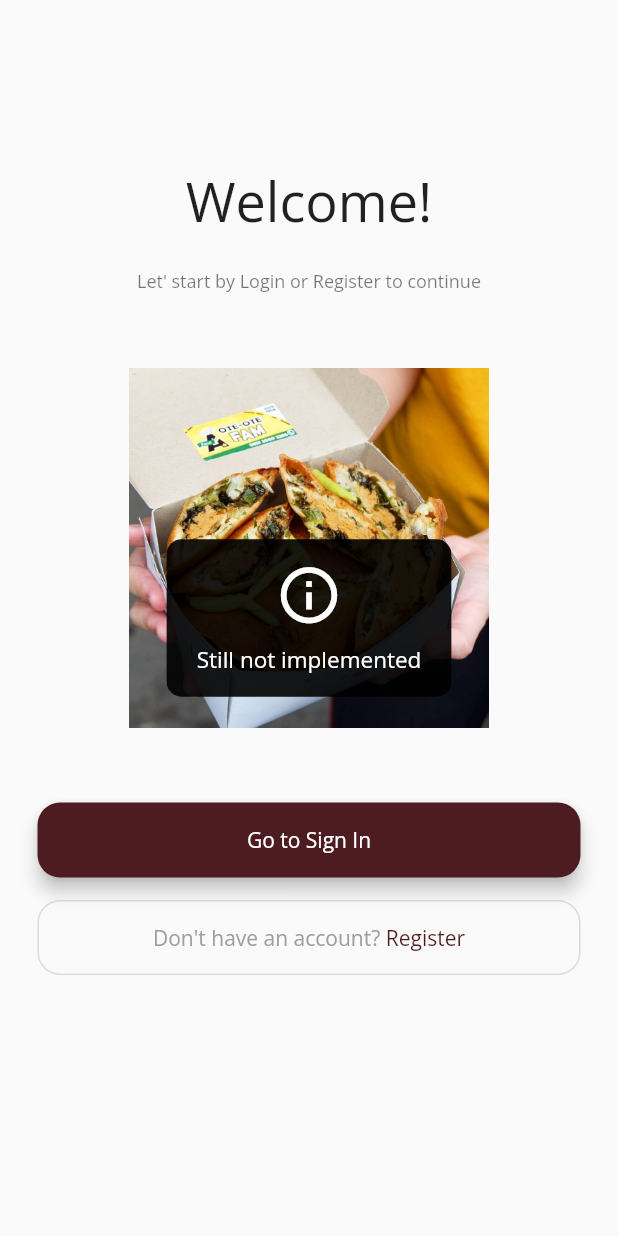
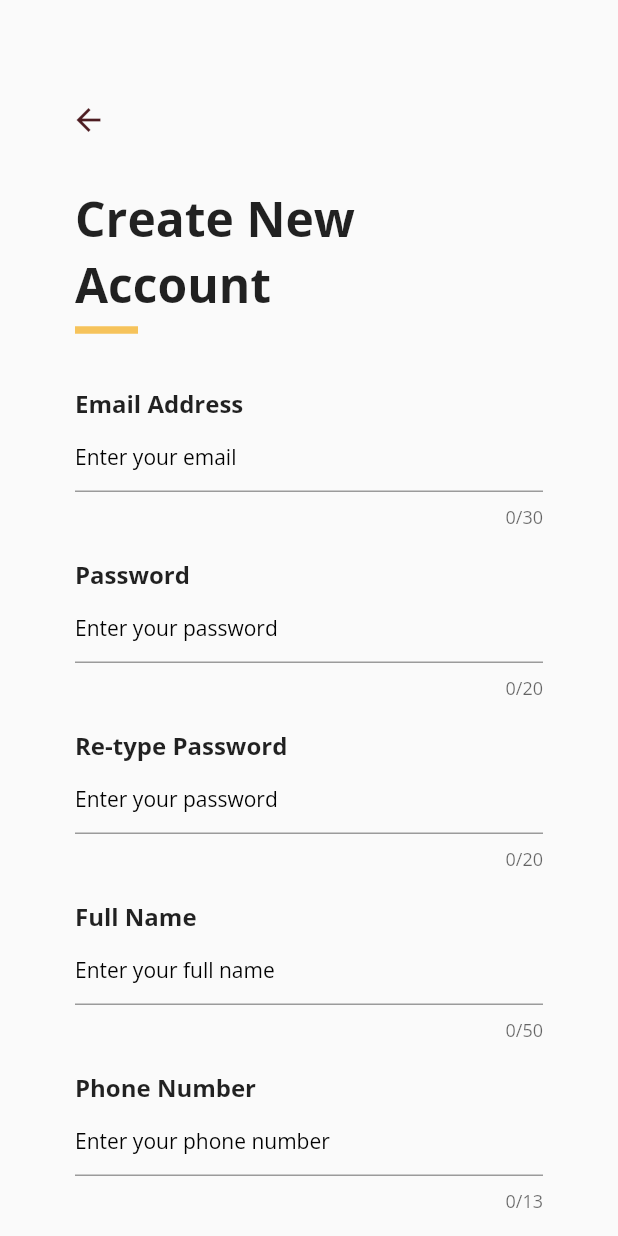
Before and after one commit to glovenkevin/order-app-client, a Flutter app: the screen it shows after launch, after a tap on "Don't have an account?", on a phone screen of 412 x 824 dp. Run offline on Flutter 3.47's test engine with Material 2 defaults, Android fonts, the phone set to English and light mode, and no system bars; our stand-ins replace dio, firebase_core, firebase_messaging, firebase_remote_config, flutter_easyloading, get_it and 1 more; accounts and stored records are empty; generated files the repository leaves out were written again.

Commit message:
feat(register): add register page and business logic

```diff
--- /dev/null
+++ b/lib/features/customer/data/request/register_request.dart
@@ -0,0 +1,34 @@
+class RegisterRequest {
+  String email;
+  String password;
+  String name;
+  String phoneNumber;
+  String fcmToken;
+
+  RegisterRequest({
+    required this.email,
+    required this.password,
+    required this.name,
+    required this.phoneNumber,
+    required this.fcmToken,
+  });
+
+  factory RegisterRequest.fromJson(Map<String, dynamic> json) =>
+      RegisterRequest(
+        email: json["email"],
+        password: json["password"],
+        name: json["name"],
+        phoneNumber: json["phone_number"],
+        fcmToken: json["fcm_token"],
+      );
+
+  Map<String, dynamic> toJson() {
+    final Map<String, dynamic> data = <String, dynamic>{};
+    data['email'] = email;
+    data['password'] = password;
+    data['name'] = name;
+    data['phone_number'] = phoneNumber;
+    data['fcm_token'] = fcmToken;
+    return data;
+  }
+}
--- a/lib/features/customer/domain/repository/auth_repo.dart
+++ b/lib/features/customer/domain/repository/auth_repo.dart
@@ -1,6 +1,8 @@
 import 'package:order_app_client/features/customer/data/request/login_request.dart';
+import 'package:order_app_client/features/customer/data/request/register_request.dart';
 import 'package:order_app_client/features/customer/data/response/response.dart';
 
 abstract class AuthRepository {
   Future<BaseResponse> login(LoginRequest req);
+  Future<BaseResponse> register(RegisterRequest req);
 }
--- a/lib/features/customer/domain/usecase/auth.dart
+++ b/lib/features/customer/domain/usecase/login.dart
@@ -1,20 +1,19 @@
+import 'package:order_app_client/features/customer/data/request/login_request.dart';
 import 'package:order_app_client/features/customer/data/response/response.dart';
+import 'package:order_app_client/features/customer/domain/repository/auth_repo.dart';
 import 'package:order_app_client/infrastructure/dependency_injection/injection.dart';
+import 'package:order_app_client/infrastructure/http/constant.dart';
 
-import '../../data/request/login_request.dart';
-import '../repository/auth_repo.dart';
-
-class AuthUsecase {
+class LoginUseCase {
   AuthRepository repository = getIt<AuthRepository>();
 
   Future<bool> doLogin(String email, String password) async {
     BaseResponse response =
         await repository.login(LoginRequest(email: email, password: password));
 
-    if (response.statusCode != 200) {
+    if (response.statusCode != HttpConstant.OK) {
       return Future.error(response.message);
     }
-
     return true;
   }
 }
--- /dev/null
+++ b/lib/features/customer/domain/usecase/register.dart
@@ -0,0 +1,45 @@
+import 'dart:developer';
+
+import 'package:firebase_messaging/firebase_messaging.dart';
+import 'package:order_app_client/features/customer/data/request/register_request.dart';
+import 'package:order_app_client/features/customer/data/response/response.dart';
+import 'package:order_app_client/features/customer/domain/repository/auth_repo.dart';
+import 'package:order_app_client/infrastructure/dependency_injection/injection.dart';
+import 'package:order_app_client/infrastructure/http/constant.dart';
+
+class RegisterUseCase {
+  AuthRepository repository = getIt<AuthRepository>();
+  FirebaseMessaging fm = getIt<FirebaseMessaging>();
+
+  Future<bool> register({
+    required String email,
+    required String password,
+    required String name,
+    required String phoneNumber,
+  }) async {
+    RegisterRequest req = RegisterRequest(
+        email: email,
+        password: password,
+        name: name,
+        phoneNumber: phoneNumber,
+        fcmToken: "");
+
+    try {
+      final fcmToken = await fm.getToken();
+      if (fcmToken == null) {
+        return Future.error("Failed to get token");
+      }
+      req.fcmToken = fcmToken;
+    } on Exception catch (e) {
+      log("RegisterUseCase.register - Error: ${e.toString()}");
+      return Future.error("Failed to get token");
+    }
+
+    BaseResponse res = await repository.register(req);
+    if (res.statusCode != HttpConstant.CREATED) {
+      log("RegisterUseCase - Error: ${res.message}");
+      return Future.error(res.message);
+    }
+    return true;
+  }
+}
--- /dev/null
+++ b/lib/features/customer/view/auth/register.dart
@@ -0,0 +1,263 @@
+import 'package:flutter/material.dart';
+import 'package:flutter_easyloading/flutter_easyloading.dart';
+import 'package:order_app_client/features/customer/resources/color/base_color.dart';
+import 'package:order_app_client/features/customer/viewmodel/auth/register_vm.dart';
+import 'package:provider/provider.dart';
+
+class RegisterPage extends StatefulWidget {
+  const RegisterPage({Key? key}) : super(key: key);
+
+  @override
+  RegisterPageState createState() => RegisterPageState();
+}
+
+class RegisterPageState extends State<RegisterPage> {
+  @override
+  void initState() {
+    super.initState();
+  }
+
+  @override
+  Widget build(BuildContext context) {
+    RegisterViewModel vm = Provider.of<RegisterViewModel>(context);
+
+    return Scaffold(
+        appBar: AppBar(
+          elevation: 0,
+          backgroundColor: Colors.transparent,
+          automaticallyImplyLeading: false,
+        ),
+        body: SingleChildScrollView(
+          padding:
+              const EdgeInsets.only(top: 0, left: 35, right: 35, bottom: 35),
+          child: Form(
+              key: vm.formState,
+              autovalidateMode: AutovalidateMode.onUserInteraction,
+              child: Column(
+                mainAxisAlignment: MainAxisAlignment.start,
+                crossAxisAlignment: CrossAxisAlignment.center,
+                children: [
+                  Row(
+                    mainAxisAlignment: MainAxisAlignment.start,
+                    children: [
+                      IconButton(
+                        onPressed: () {
+                          Navigator.pop(context);
+                        },
+                        icon: const Icon(
+                          Icons.arrow_back,
+                          color: AppDefaultColor.defaultBrown,
+                        ),
+                        tooltip: "Back to Home",
+                      ),
+                    ],
+                  ),
+                  const SizedBox(height: 20),
+                  Container(
+                    padding: const EdgeInsets.only(left: 15, right: 15),
+                    child: Column(
+                      children: [
+                        Row(
+                          mainAxisAlignment: MainAxisAlignment.start,
+                          children: const [
+                            Text(
+                              'Create New',
+                              style: TextStyle(
+                                fontSize: 32,
+                                fontWeight: FontWeight.bold,
+                                color: Colors.black87,
+                              ),
+                            ),
+                          ],
+                        ),
+                        Row(
+                          mainAxisAlignment: MainAxisAlignment.start,
+                          children: const [
+                            Text(
+                              'Account',
+                              style: TextStyle(
+                                fontSize: 32,
+                                fontWeight: FontWeight.bold,
+                                color: Colors.black87,
+                              ),
+                            ),
+                          ],
+                        ),
+                        const Divider(
+                          color: AppDefaultColor.defaultYellow,
+                          thickness: 5,
+                          endIndent: 270,
+                        ),
+                        const SizedBox(height: 30),
+                        Row(
+                          mainAxisAlignment: MainAxisAlignment.start,
+                          children: const [
+                            Text(
+                              'Email Address',
+                              style: TextStyle(
+                                  fontSize: 16,
+                                  color: Colors.black87,
+                                  fontWeight: FontWeight.bold),
+                            ),
+                          ],
+                        ),
+                        TextFormField(
+                          decoration: const InputDecoration(
+                            hintText: 'Enter your email',
+                            hintStyle:
+                                TextStyle(color: Colors.black, fontSize: 14),
+                          ),
+                          maxLength: 30,
+                          onChanged: (value) => vm.setEmail(value),
+                          validator: (value) => vm.isValidEmail(value),
+                        ),
+                        const SizedBox(height: 20),
+                        Row(
+                          mainAxisAlignment: MainAxisAlignment.start,
+                          children: const [
+                            Text(
+                              'Password',
+                              style: TextStyle(
+                                  fontSize: 16,
+                                  color: Colors.black87,
+                                  fontWeight: FontWeight.bold),
+                            ),
+                          ],
+                        ),
+                        TextFormField(
+                          obscureText: true,
+                          autocorrect: false,
+                          enableSuggestions: false,
+                          decoration: const InputDecoration(
+                            hintText: 'Enter your password',
+                            hintStyle:
+                                TextStyle(color: Colors.black, fontSize: 14),
+                          ),
+                          maxLength: 20,
+                          onChanged: (value) => vm.setPassword(value),
+                          validator: (value) => vm.isEmpty(value),
+                        ),
+                        const SizedBox(height: 20),
+                        Row(
+                          mainAxisAlignment: MainAxisAlignment.start,
+                          children: const [
+                            Text(
+                              'Re-type Password',
+                              style: TextStyle(
+                                  fontSize: 16,
+                                  color: Colors.black87,
+                                  fontWeight: FontWeight.bold),
+                            ),
+                          ],
+                        ),
+                        TextFormField(
+                          obscureText: true,
+                          autocorrect: false,
+                          enableSuggestions: false,
+                          decoration: const InputDecoration(
+                            hintText: 'Enter your password',
+                            hintStyle:
+                                TextStyle(color: Colors.black, fontSize: 14),
+                          ),
+                          maxLength: 20,
+                          onChanged: (value) => vm.setConfirmPassword(value),
+                          validator: (value) =>
+                              vm.isValidConfirmPassword(value),
+                        ),
+                        const SizedBox(height: 20),
+                        Row(
+                          mainAxisAlignment: MainAxisAlignment.start,
+                          children: const [
+                            Text(
+                              'Full Name',
+                              style: TextStyle(
+                                  fontSize: 16,
+                                  color: Colors.black87,
+                                  fontWeight: FontWeight.bold),
+                            ),
+                          ],
+                        ),
+                        TextFormField(
+                          decoration: const InputDecoration(
+                            hintText: 'Enter your full name',
+                            hintStyle:
+                                TextStyle(color: Colors.black, fontSize: 14),
+                          ),
+                          maxLength: 50,
+                          onChanged: (value) => vm.setName(value),
+                          validator: (value) => vm.isEmpty(value),
+                        ),
+                        const SizedBox(height: 20),
+                        Row(
+                          mainAxisAlignment: MainAxisAlignment.start,
+                          children: const [
+                            Text(
+                              'Phone Number',
+                              style: TextStyle(
+                                  fontSize: 16,
+                                  color: Colors.black87,
+                                  fontWeight: FontWeight.bold),
+                            ),
+                          ],
+                        ),
+                        TextFormField(
+                          decoration: const InputDecoration(
+                            hintText: 'Enter your phone number',
+                            hintStyle:
+                                TextStyle(color: Colors.black, fontSize: 14),
+                          ),
+                          maxLength: 13,
+                          keyboardType: TextInputType.phone,
+                          onChanged: (value) => vm.setPhoneNumber(value),
+                          validator: (value) => vm.isEmpty(value),
+                        ),
+                      ],
+                    ),
+                  ),
+                  const SizedBox(height: 20),
+                  SizedBox(
+                    width: double.infinity,
+                    height: 50,
+                    child: ElevatedButton(
+                      style: ElevatedButton.styleFrom(
+                          primary: AppDefaultColor.defaultBrown,
+                          elevation: 5,
+                          shape: RoundedRectangleBorder(
+                              borderRadius: BorderRadius.circular(15))),
+                      onPressed: () {
+                        if (vm.isLoading) return;
+                        EasyLoading.show(status: 'Registering...');
+
+                        if (!vm.formState.currentState!.validate()) {
+                          EasyLoading.showError('Parameter is invalid');
+                          return;
+                        }
+
+                        vm
+                            .register()
+                            .then((value) => {
+                                  vm.setIsLoading(false),
+                                  EasyLoading.showSuccess(
+                                      'Register is Success'),
+                                  Future.delayed(
+                                      const Duration(seconds: 1),
+                                      () => Navigator.pushNamedAndRemoveUntil(
+                                              context, "/login", (r) => false,
+                                              arguments: {
+                                                'email': vm.email,
+                                              }))
+                                })
+                            .catchError((err) => {
+                                  vm.setIsLoading(false),
+                                  EasyLoading.showError("Failed to register")
+                                });
+                      },
+                      child:
+                          const Text('Sign Up', style: TextStyle(fontSize: 16)),
+                    ),
+                  ),
+                ],
+              )),
+        ));
+  }
+}
--- a/lib/features/customer/view/landing/landing.dart
+++ b/lib/features/customer/view/landing/landing.dart
@@ -65,7 +65,7 @@ class LandingPage extends StatelessWidget {
                         shape: RoundedRectangleBorder(
                             borderRadius: BorderRadius.circular(15))),
                     onPressed: () {
-                      EasyLoading.showInfo("Still not implemented");
+                      Navigator.pushNamed(context, '/register');
                     },
                     child: Row(
                         mainAxisAlignment: MainAxisAlignment.center,
--- a/lib/features/customer/view/routes.dart
+++ b/lib/features/customer/view/routes.dart
@@ -1,9 +1,11 @@
 import 'package:flutter/material.dart';
+import 'package:order_app_client/features/customer/view/auth/register.dart';
 
-import 'login/login.dart';
+import 'auth/login.dart';
 
 class Routes {
   static Map<String, WidgetBuilder> getRoutes() => {
         '/login': (context) => const LoginPage(),
+        '/register': (context) => const RegisterPage(),
       };
 }
--- a/lib/features/customer/viewmodel/login/login_vm.dart
+++ b/lib/features/customer/viewmodel/auth/login_vm.dart
@@ -1,9 +1,9 @@
 import 'package:flutter/material.dart';
-import 'package:order_app_client/features/customer/domain/usecase/auth.dart';
+import 'package:order_app_client/features/customer/domain/usecase/login.dart';
 import 'package:order_app_client/infrastructure/dependency_injection/injection.dart';
 
 class LoginViewModel extends ChangeNotifier {
-  AuthUsecase usecase = getIt<AuthUsecase>();
+  LoginUseCase usecase = getIt<LoginUseCase>();
 
   String _email = "";
   String _password = "";
--- /dev/null
+++ b/lib/features/customer/viewmodel/auth/register_vm.dart
@@ -0,0 +1,108 @@
+import 'package:flutter/material.dart';
+import 'package:order_app_client/features/customer/data/response/response.dart';
+import 'package:order_app_client/features/customer/domain/usecase/register.dart';
+import 'package:order_app_client/infrastructure/dependency_injection/injection.dart';
+
+class RegisterViewModel extends ChangeNotifier {
+  RegisterUseCase useCase = getIt<RegisterUseCase>();
+
+  GlobalKey<FormState> _formState = GlobalKey<FormState>();
+  String _email = "";
+  String _password = "";
+  String _name = "";
+  String _confirmPassword = "";
+  String _phoneNumber = "";
+  bool _isLoading = false;
+
+  GlobalKey<FormState> get formState => _formState;
+  String get email => _email;
+  String get password => _password;
+  String get confirmPassword => _confirmPassword;
+  String get name => _name;
+  String get phoneNumber => _phoneNumber;
+  bool get isLoading => _isLoading;
+
+  void setGlobalKey(GlobalKey<FormState> formState) {
+    _formState = formState;
+    notifyListeners();
+  }
+
+  void setEmail(String email) {
+    _email = email;
+    notifyListeners();
+  }
+
+  void setPassword(String password) {
+    _password = password;
+    notifyListeners();
+  }
+
+  void setConfirmPassword(String confirmPassword) {
+    _confirmPassword = confirmPassword;
+    notifyListeners();
+  }
+
+  void setName(String name) {
+    _name = name;
+    notifyListeners();
+  }
+
+  void setPhoneNumber(String phoneNumber) {
+    _phoneNumber = phoneNumber;
+    notifyListeners();
+  }
+
+  void setIsLoading(bool isLoading) {
+    _isLoading = isLoading;
+    notifyListeners();
+  }
+
+  String? isEmpty(String? value) {
+    if (value == null || value.isEmpty) {
+      return "This field is required";
+    }
+    return null;
+  }
+
+  String? isValidEmail(String? email) {
+    if (email == null || email.isEmpty) {
+      return "This field is required";
+    }
+    if (!RegExp(
+            r"^[a-zA-Z0-9.a-zA-Z0-9.!#$%&'*+-/=?^_`{|}~]+@[a-zA-Z0-9]+\.[a-zA-Z]+")
+        .hasMatch(email.toString())) {
+      return "Please enter a valid email";
+    }
+    return null;
+  }
+
+  String? isValidPassword(String? password) {
+    if (password == null || password.isEmpty) {
+      return "This field is required";
+    }
+    if (password.length < 8) {
+      return "Password must be at least 8 characters";
+    }
+    return null;
+  }
+
+  String? isValidConfirmPassword(String? confirmPassword) {
+    if (confirmPassword == null || confirmPassword.isEmpty) {
+      return "This field is required";
+    }
+    if (confirmPassword != _password) {
+      return "Password does not match";
+    }
+    return null;
+  }
+
+  Future<bool> register() async {
+    setIsLoading(true);
+    return useCase.register(
+      email: _email,
+      password: _password,
+      name: _name,
+      phoneNumber: _phoneNumber,
+    );
+  }
+}
--- /dev/null
+++ b/lib/features/customer/viewmodel/vm_providers.dart
@@ -0,0 +1,15 @@
+import 'package:order_app_client/features/customer/viewmodel/auth/register_vm.dart';
+import 'package:provider/provider.dart';
+import 'package:provider/single_child_widget.dart';
+
+import 'auth/login_vm.dart';
+
+class ViewModelProviders {
+  static List<SingleChildWidget> getProviders() => [
+        ChangeNotifierProvider<LoginViewModel>(
+          create: (_) => LoginViewModel(),
+        ),
+        ChangeNotifierProvider<RegisterViewModel>(
+            create: (_) => RegisterViewModel()),
+      ];
+}
--- a/lib/infrastructure/dependency_injection/injection.dart
+++ b/lib/infrastructure/dependency_injection/injection.dart
@@ -1,9 +1,11 @@
 import 'package:firebase_core/firebase_core.dart';
+import 'package:firebase_messaging/firebase_messaging.dart';
 import 'package:firebase_remote_config/firebase_remote_config.dart';
 import 'package:get_it/get_it.dart';
 import 'package:order_app_client/features/customer/data/repository/auth_repo_impl.dart';
 import 'package:order_app_client/features/customer/domain/repository/auth_repo.dart';
-import 'package:order_app_client/features/customer/domain/usecase/auth.dart';
+import 'package:order_app_client/features/customer/domain/usecase/login.dart';
+import 'package:order_app_client/features/customer/domain/usecase/register.dart';
 import 'package:order_app_client/infrastructure/firebase/remote_config.dart';
 
 import '../firebase/firebase.dart';
@@ -15,10 +17,12 @@ Future<void> configureDependencies() async {
   getIt.registerLazySingleton<AuthRepository>(() => AuthRepositoryImpl());
 
   // UseCase -.
-  getIt.registerLazySingleton<AuthUsecase>(() => AuthUsecase());
+  getIt.registerLazySingleton<LoginUseCase>(() => LoginUseCase());
+  getIt.registerLazySingleton<RegisterUseCase>(() => RegisterUseCase());
 
   // Firebase -.
   getIt.registerSingleton<FirebaseApp>(await FirebaseAppHelper.getInstance());
   getIt.registerSingleton<FirebaseRemoteConfig>(
       await RemoteConfigHelper.getInstance());
+  getIt.registerSingleton<FirebaseMessaging>(FirebaseMessaging.instance);
 }
--- a/lib/main.dart
+++ b/lib/main.dart
@@ -2,11 +2,10 @@ import 'package:flutter/material.dart';
 import 'package:flutter_easyloading/flutter_easyloading.dart';
 import 'package:order_app_client/features/customer/view/landing/landing.dart';
 import 'package:order_app_client/features/customer/view/routes.dart';
+import 'package:order_app_client/features/customer/viewmodel/vm_providers.dart';
 import 'package:order_app_client/infrastructure/dependency_injection/injection.dart';
 import 'package:order_app_client/infrastructure/easyoading/easyloading.dart';
 import 'package:provider/provider.dart';
-
-import 'features/customer/viewmodel/login/login_vm.dart';
 
 Future main() async {
   WidgetsFlutterBinding.ensureInitialized();
@@ -27,13 +26,9 @@ class MyApp extends StatelessWidget {
   @override
   Widget build(BuildContext context) {
     return MultiProvider(
-      providers: [
-        ChangeNotifierProvider<LoginViewModel>(
-          create: (_) => LoginViewModel(),
-        ),
-      ],
+      providers: ViewModelProviders.getProviders(),
       child: MaterialApp(
-        title: 'Order App',
+        title: 'Order App Client',
         theme: ThemeData(
           primarySwatch: Colors.blue,
           fontFamily: 'OpenSans',
--- a/pubspec.yaml
+++ b/pubspec.yaml
@@ -41,6 +41,8 @@ dependencies:
   firebase_remote_config: ^2.0.8
   firebase_analytics: ^9.1.9
   firebase_core: ^1.17.1
+  firebase_messaging: ^11.4.2
+  pretty_dio_logger: ^1.2.0-beta-1
 
 dev_dependencies:
   flutter_test:
```
Also changed, not shown: lib/features/customer/data/repository/auth_repo_impl.dart (+26 -3 lines), lib/features/customer/view/auth/login.dart (renamed from lib/features/customer/view/login/login.dart, +52 -14 lines), lib/infrastructure/http/http_client.dart (+5 -5 lines), pubspec.lock, 4 other files.
